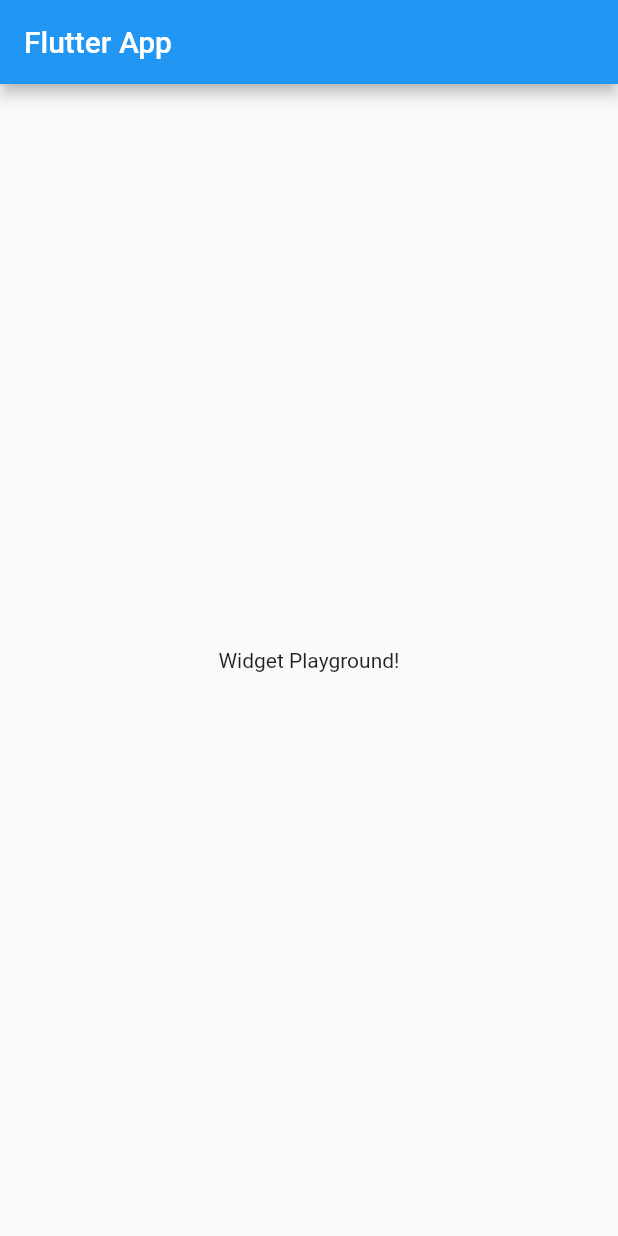
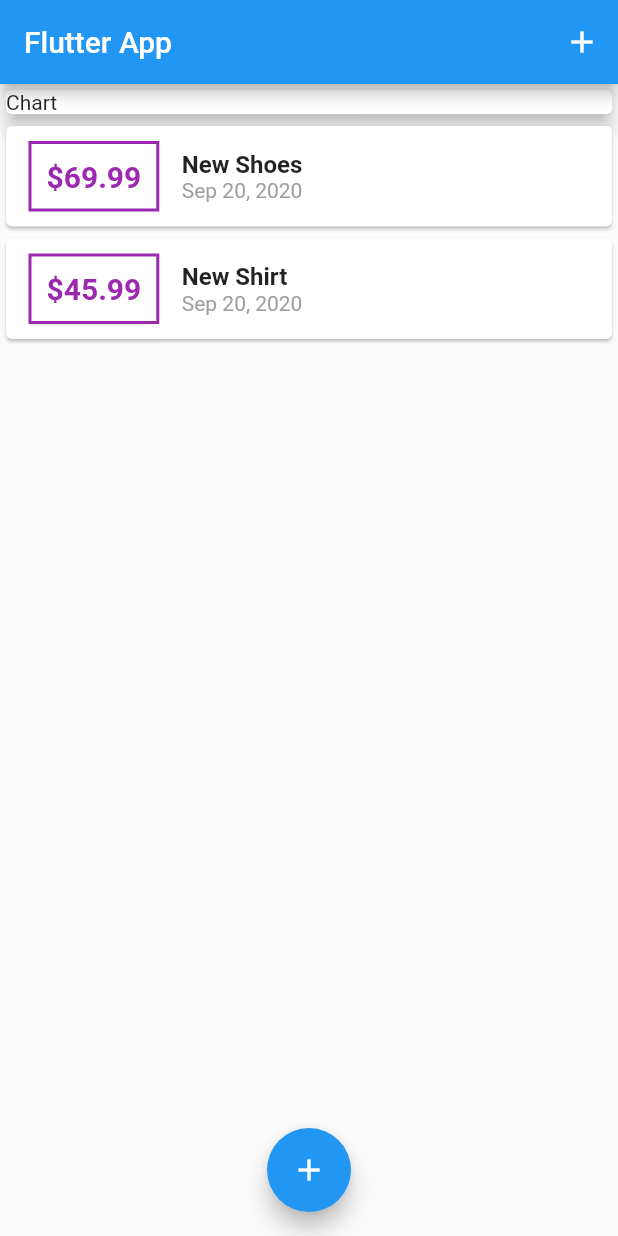
Before and after one commit to RazvanRauta/track_expenses, a Flutter app: the screen it shows after launch, on a phone screen of 412 x 824 dp. Run offline on Flutter 3.47's test engine with Material 2 defaults, Android fonts, the phone set to English and light mode, and no system bars.

Commit message:
Added new transaction and transaction list widgets

```diff
--- a/lib/main.dart
+++ b/lib/main.dart
@@ -1,4 +1,8 @@
 import 'package:flutter/material.dart';
+
+import './widgets/transaction_list.dart';
+import './models/transaction.dart';
+import './widgets/new_transaction.dart';
 
 void main() => runApp(MyApp());
 
@@ -12,15 +16,73 @@ class MyApp extends StatelessWidget {
   }
 }
 
-class MyHomePage extends StatelessWidget {
+class MyHomePage extends StatefulWidget {
+  @override
+  _MyHomePageState createState() => _MyHomePageState();
+}
+
+class _MyHomePageState extends State<MyHomePage> {
+  final List<Transaction> _userTransactions = [
+    Transaction(
+        id: 't1', title: 'New Shoes', amount: 69.99, date: DateTime.now()),
+    Transaction(
+        id: 't2', title: 'New Shirt', amount: 45.99, date: DateTime.now())
+  ];
+
+  void _addNewTransaction(String txTitle, double txAmount) {
+    final newTx = new Transaction(
+        id: DateTime.now().toString(),
+        title: txTitle,
+        amount: txAmount,
+        date: DateTime.now());
+
+    setState(() {
+      _userTransactions.add(newTx);
+    });
+  }
+
+  void _startAddNewTransaction(BuildContext ctx) {
+    showModalBottomSheet(
+        context: ctx,
+        builder: (_) {
+          return GestureDetector(
+              onTap: () {},
+              behavior: HitTestBehavior.opaque,
+              child: NewTransaction(_addNewTransaction));
+        });
+  }
+
   @override
   Widget build(BuildContext context) {
     return Scaffold(
       appBar: AppBar(
         title: Text('Flutter App'),
+        actions: [
+          IconButton(
+              icon: Icon(Icons.add),
+              onPressed: () => _startAddNewTransaction(context))
+        ],
       ),
-      body: Center(
-        child: Text('Widget Playground!'),
+      body: SingleChildScrollView(
+        child: Column(
+          mainAxisAlignment: MainAxisAlignment.start,
+          crossAxisAlignment: CrossAxisAlignment.stretch,
+          children: <Widget>[
+            Container(
+              width: double.infinity,
+              child: Card(
+                child: Text('Chart'),
+                elevation: 5,
+              ),
+            ),
+            TransactionList(_userTransactions)
+          ],
+        ),
+      ),
+      floatingActionButtonLocation: FloatingActionButtonLocation.centerFloat,
+      floatingActionButton: FloatingActionButton(
+        onPressed: () => _startAddNewTransaction(context),
+        child: Icon(Icons.add),
       ),
     );
   }
--- /dev/null
+++ b/lib/models/transaction.dart
@@ -0,0 +1,14 @@
+import 'package:flutter/foundation.dart';
+
+class Transaction {
+  final String id;
+  final String title;
+  final double amount;
+  final DateTime date;
+
+  Transaction(
+      {@required this.id,
+      @required this.title,
+      @required this.amount,
+      @required this.date});
+}
--- /dev/null
+++ b/lib/widgets/transaction_list.dart
@@ -0,0 +1,55 @@
+import 'package:flutter/material.dart';
+import 'package:intl/intl.dart';
+import '../models/transaction.dart';
+
+class TransactionList extends StatelessWidget {
+  final List<Transaction> userTransactions;
+
+  TransactionList(this.userTransactions);
+
+  @override
+  Widget build(BuildContext context) {
+    return Container(
+      height: 300,
+      child: ListView.builder(
+        itemBuilder: (ctx, index) {
+          return Card(
+            child: Row(
+              children: <Widget>[
+                Container(
+                  margin: EdgeInsets.symmetric(vertical: 10, horizontal: 15),
+                  decoration: BoxDecoration(
+                    border: Border.all(color: Colors.purple, width: 2),
+                  ),
+                  padding: EdgeInsets.all(10),
+                  child: Text(
+                    '\$${userTransactions[index].amount.toStringAsFixed(2)}',
+                    style: TextStyle(
+                        fontWeight: FontWeight.bold,
+                        fontSize: 20,
+                        color: Colors.purple),
+                  ),
+                ),
+                Column(
+                  crossAxisAlignment: CrossAxisAlignment.start,
+                  children: [
+                    Text(
+                      userTransactions[index].title,
+                      style:
+                          TextStyle(fontSize: 16, fontWeight: FontWeight.bold),
+                    ),
+                    Text(
+                      DateFormat.yMMMd().format(userTransactions[index].date),
+                      style: TextStyle(color: Colors.grey),
+                    ),
+                  ],
+                ),
+              ],
+            ),
+          );
+        },
+        itemCount: userTransactions.length,
+      ),
+    );
+  }
+}
```
Also changed, not shown: lib/widgets/new_transaction.dart (added, +57 -0 lines), pubspec.yaml (+2 -7 lines), pubspec.lock.
